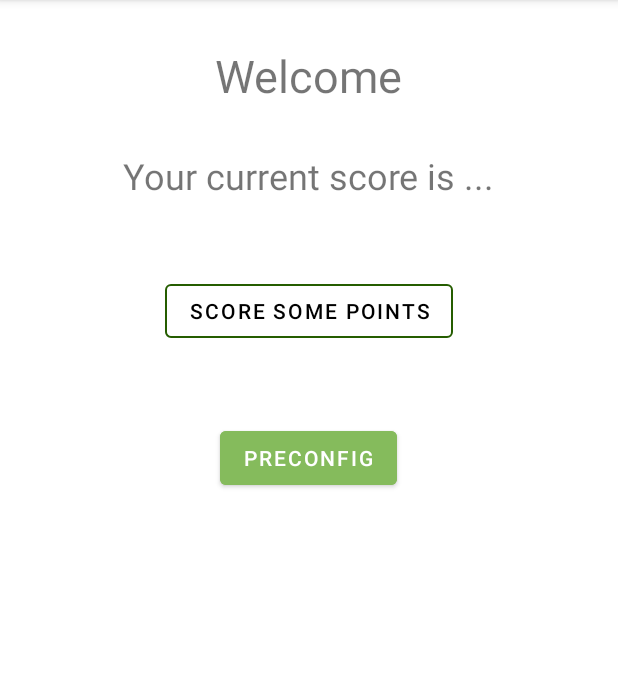
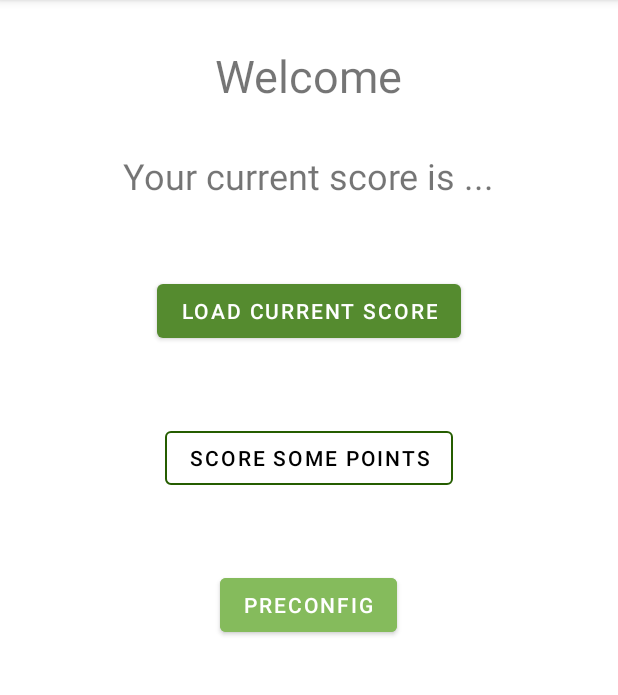
Before and after one commit to Tameli/Score-for-Climate, an Android app: the screen it shows after launch (MainActivity), on a phone screen of 412 x 824 dp, the part 84-779 px from its top. Run offline under Robolectric (Android 15) with nearby library versions, the light colour scheme and no system bars.

Commit message:
save new score and load corrent score implemented

```diff
--- a/app/build.gradle
+++ b/app/build.gradle
@@ -1,6 +1,7 @@
 apply plugin: 'com.android.application'
 apply plugin: 'kotlin-android'
 apply plugin: 'kotlin-android-extensions'
+apply plugin: 'kotlin-kapt'
 
 android {
     compileSdkVersion 29
@@ -34,7 +35,7 @@ dependencies {
     implementation 'androidx.appcompat:appcompat:1.1.0'
 
     implementation 'androidx.room:room-runtime:2.2.5' // Room
-    annotationProcessor 'androidx.room:room-compiler:2.2.5'
+    kapt 'androidx.room:room-compiler:2.2.5'
 
 
     implementation 'androidx.constraintlayout:constraintlayout:1.1.3'
--- a/app/src/main/java/com/example/scoreforclimate/roomDB/Score.kt
+++ b/app/src/main/java/com/example/scoreforclimate/roomDB/Score.kt
@@ -11,5 +11,5 @@ class Score {
     var id: Long = 0
     @ColumnInfo(index = true)
     var value: Int? = null
-    var timestamp: Timestamp? = null
+    //var timestamp: Timestamp? = null
 }
--- a/app/src/main/java/com/example/scoreforclimate/roomDB/ScoreDao.kt
+++ b/app/src/main/java/com/example/scoreforclimate/roomDB/ScoreDao.kt
@@ -11,4 +11,7 @@ interface ScoreDao {
 
     @Query("SELECT * FROM scores WHERE id = :id")
     fun getScoreById(id: Long): Score
+
+    @Query("SELECT * FROM scores")
+    fun loadAllNotes(): Array<Score>
 }
--- a/app/src/main/res/layout/fragment_main.xml
+++ b/app/src/main/res/layout/fragment_main.xml
@@ -29,6 +29,15 @@
             android:text="@string/textViewCurrentScore"
             android:textSize="24sp"/>
 
+        <Button
+            android:id="@+id/buttonLoadScore"
+            android:layout_width="wrap_content"
+            android:layout_height="wrap_content"
+            android:layout_weight="1"
+            android:layout_gravity="center_horizontal"
+            android:layout_marginTop="50dp"
+            android:text="load current score" />
+
         <com.google.android.material.button.MaterialButton
             android:id="@+id/buttonScorePoints"
             android:layout_width="wrap_content"
```
Also changed, not shown: app/src/main/java/com/example/scoreforclimate/MainFragment.kt (+19 -0 lines), app/src/main/java/com/example/scoreforclimate/ScoreSomePointsFragment.kt (+3 -5 lines).
